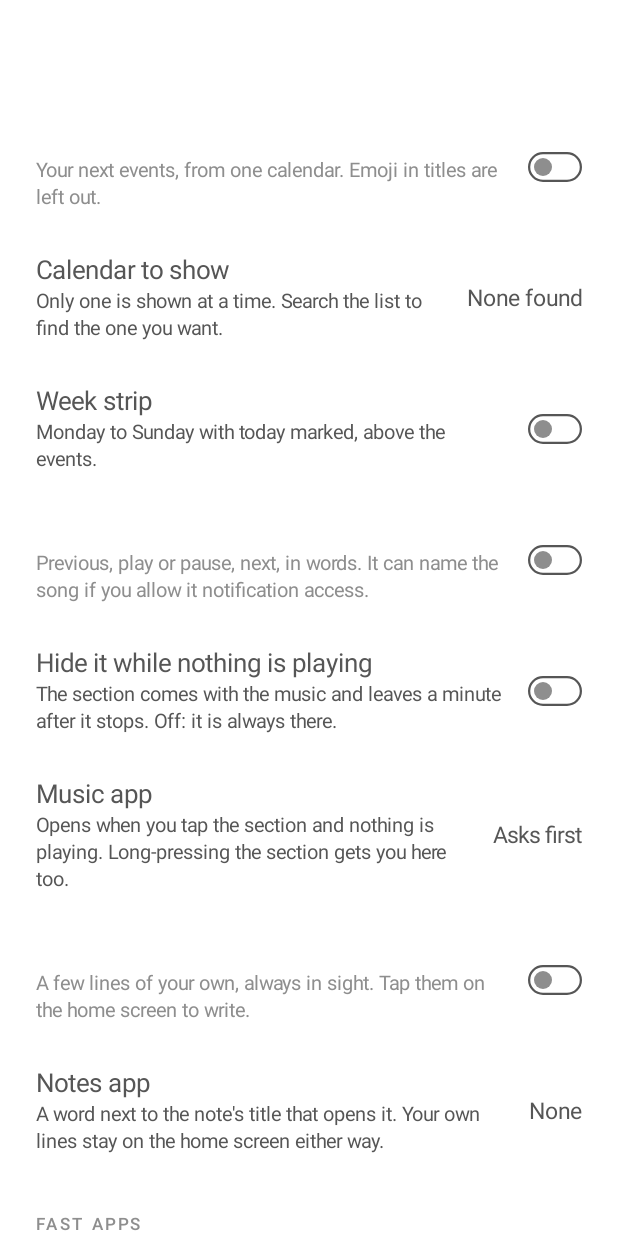
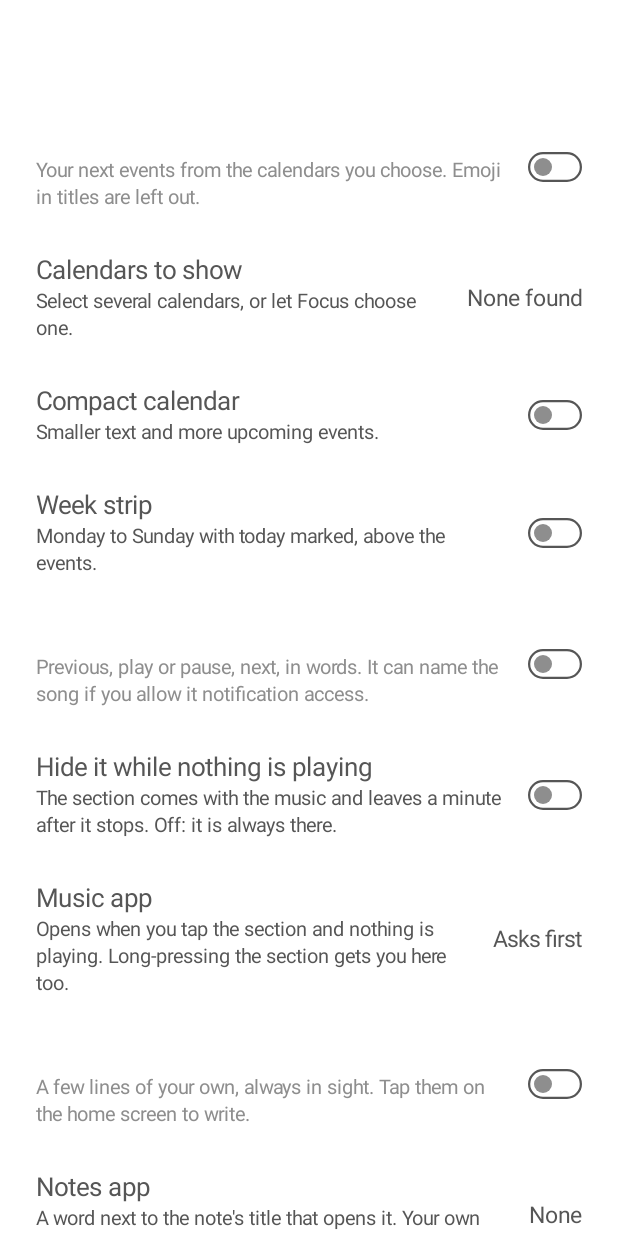
Before and after one commit to ilvar/focus-launcher, an Android app built with Jetpack Compose: the composable HomePage called with empty values, scrolled down 532 dp, on a phone screen of 412 x 824 dp. Run offline under Robolectric (Android 15) with nearby library versions, the light colour scheme and no system bars.

Commit message:
Select multiple calendars and show compact agenda

```diff
--- a/app/src/main/java/com/focus/launcher/data/Settings.kt
+++ b/app/src/main/java/com/focus/launcher/data/Settings.kt
@@ -67,6 +67,8 @@ data class Settings(
     val showCalendar: Boolean = false,
     /** [CalendarInfo.key] of the single calendar shown on the home screen, or [CALENDAR_AUTO] / [CALENDAR_ALL]. */
     val calendarKey: String = CALENDAR_AUTO,
+    val calendarKeys: Set<String> = emptySet(),
+    val compactCalendar: Boolean = false,
     /** The Mon-Sun strip with today marked. Off: the ring already carries the date. */
     val showWeekStrip: Boolean = false,
     /** Previous, play or pause, next, and what is playing, as a section of the home screen. */
@@ -153,6 +155,8 @@ data class Settings(
         put("showDate", showDate)
         put("showCalendar", showCalendar)
         put("calendarKey", calendarKey)
+        put("calendarKeys", JSONArray(calendarKeys.sorted()))
+        put("compactCalendar", compactCalendar)
         put("showWeekStrip", showWeekStrip)
         put("showMusic", showMusic)
         put("musicAutoHide", musicAutoHide)
@@ -235,6 +239,8 @@ data class Settings(
                         else -> "p:$legacy"
                     }
                 },
+                calendarKeys = o.optJSONArray("calendarKeys").strings().filter { it.startsWith("p:") || it.startsWith("w:") }.toSet(),
+                compactCalendar = o.optBoolean("compactCalendar", false),
                 showWeekStrip = o.optBoolean("showWeekStrip", d.showWeekStrip),
                 showMusic = o.optBoolean("showMusic", d.showMusic),
                 musicAutoHide = o.optBoolean("musicAutoHide", d.musicAutoHide),
--- a/app/src/main/java/com/focus/launcher/ui/settings/LauncherPages.kt
+++ b/app/src/main/java/com/focus/launcher/ui/settings/LauncherPages.kt
@@ -119,15 +119,19 @@ internal fun HomePage(settings: Settings, apps: List<AppEntry>, onBack: () -> Un
         Section("Sections")
         ToggleRow(
             "Calendar", settings.showCalendar,
-            subtitle = "Your next events, from one calendar. Emoji in titles are left out.",
+            subtitle = "Your next events from the calendars you choose. Emoji in titles are left out.",
         ) { v ->
             update { it.copy(showCalendar = v) }
             if (v && !CalendarRepository.hasAccess(context)) askCalendar.launch(Manifest.permission.READ_CALENDAR)
         }
         SettingRow(
-            "Calendar to show",
-            subtitle = "Only one is shown at a time. Search the list to find the one you want.",
-            value = if (settings.calendarKey == CALENDAR_ALL) "All" else shownCalendar?.shortName ?: "None found",
+            "Calendars to show",
+            subtitle = "Select several calendars, or let Focus choose one.",
+            value = when (settings.calendarKey) {
+                CALENDAR_ALL -> "All"
+                com.focus.launcher.data.CALENDAR_SELECTED -> "${settings.calendarKeys.size} selected"
+                else -> shownCalendar?.shortName ?: "None found"
+            },
             enabled = settings.showCalendar && calendars.isNotEmpty(),
             onClick = { dialog = HomeDialog.CALENDAR },
         )
@@ -138,6 +142,8 @@ internal fun HomePage(settings: Settings, apps: List<AppEntry>, onBack: () -> Un
                     "account, it shows up here like any other calendar.",
             )
         }
+        ToggleRow("Compact calendar", settings.compactCalendar, enabled = settings.showCalendar,
+            subtitle = "Smaller text and more upcoming events.") { v -> update { it.copy(compactCalendar = v) } }
         ToggleRow(
             "Week strip", settings.showWeekStrip, enabled = settings.showCalendar,
             subtitle = "Monday to Sunday with today marked, above the events.",
@@ -202,10 +208,11 @@ internal fun HomePage(settings: Settings, apps: List<AppEntry>, onBack: () -> Un
         HomeDialog.CALENDAR -> CalendarPickerDialog(
             calendars = calendars,
             upcomingCounts = calendarCounts,
-            selectedKey = if (settings.calendarKey == CALENDAR_ALL) CALENDAR_ALL else shownCalendar?.key,
+            selectedKey = settings.calendarKey,
+            selectedKeys = settings.calendarKeys,
             workProfileBlocked = workBlocked,
             onDismiss = close,
-            onPick = { key -> update { it.copy(calendarKey = key) } },
+            onPick = { key, keys -> update { it.copy(calendarKey = key, calendarKeys = keys) } },
         )
         HomeDialog.TIME_FORMAT -> ChoiceDialog("Time format", TimeFormat.entries.map { it to it.label }, settings.timeFormat, close) { v -> update { it.copy(timeFormat = v) } }
         HomeDialog.ALIGN -> ChoiceDialog("Alignment", HomeAlign.entries.map { it to it.label }, settings.homeAlign, close) { v -> update { it.copy(homeAlign = v) } }
```
Also changed, not shown: app/src/main/java/com/focus/launcher/data/CalendarRepository.kt (+11 -4 lines), app/src/main/java/com/focus/launcher/ui/home/HomeScreen.kt (+8 -6 lines), app/src/main/java/com/focus/launcher/ui/home/HomeWidgets.kt (+9 -7 lines), app/src/main/java/com/focus/launcher/ui/settings/CalendarPickerDialog.kt (+16 -8 lines).
